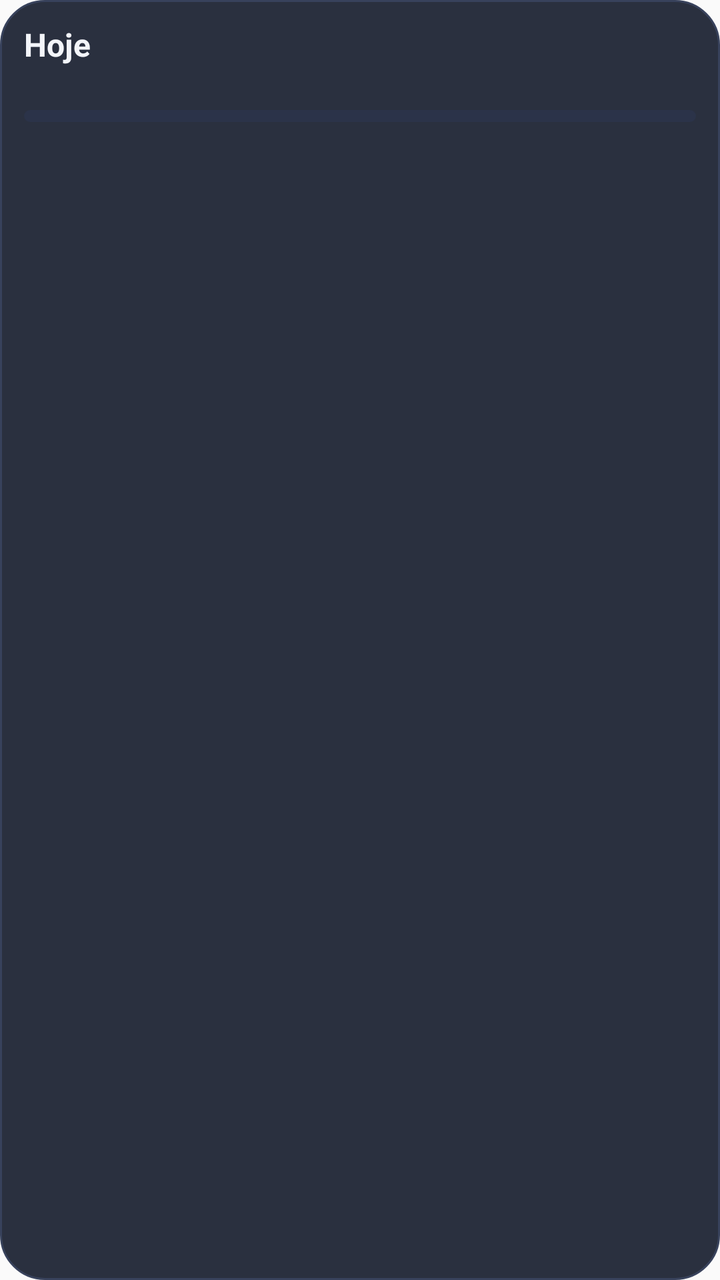
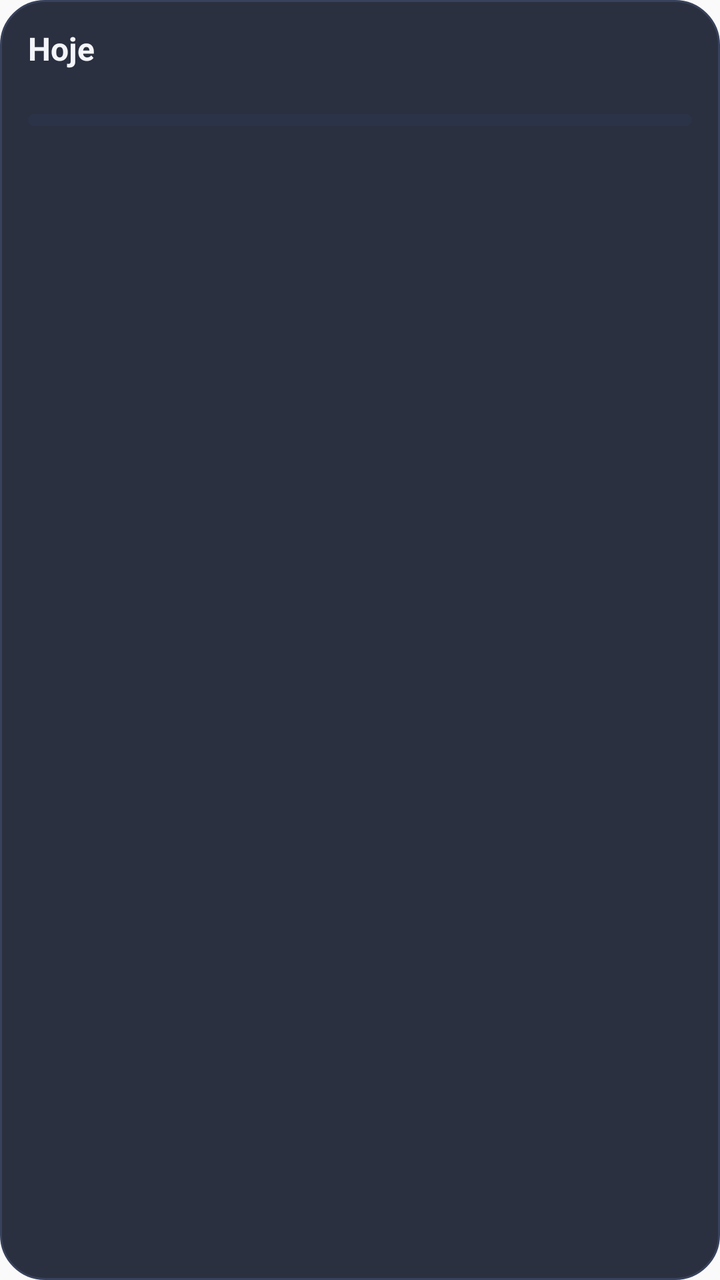

Screens rendered from an Android XML layout before and after an edit, with the pre-edit source and the edit as a unified diff.
<!-- AndroidManifest.xml: application theme AppTheme -->
<!-- res/layout/widget_day.xml -->
<?xml version="1.0" encoding="utf-8"?>
<LinearLayout xmlns:android="http://schemas.android.com/apk/res/android"
    android:layout_width="match_parent"
    android:layout_height="match_parent"
    android:background="@drawable/widget_bg"
    android:orientation="vertical"
    android:paddingStart="12dp"
    android:paddingTop="10dp"
    android:paddingEnd="12dp"
    android:paddingBottom="6dp">

    <LinearLayout
        android:id="@+id/header"
        android:layout_width="match_parent"
        android:layout_height="wrap_content"
        android:gravity="center_vertical"
        android:orientation="horizontal">

        <LinearLayout
            android:layout_width="0dp"
            android:layout_height="wrap_content"
            android:layout_weight="1"
            android:orientation="vertical">

            <TextView
                android:layout_width="wrap_content"
                android:layout_height="wrap_content"
                android:text="Hoje"
                android:textColor="#F3F5FA"
                android:textSize="16sp"
                android:textStyle="bold" />

            <TextView
                android:id="@+id/date"
                android:layout_width="wrap_content"
                android:layout_height="wrap_content"
                android:textColor="#A9B2C8"
                android:textSize="11sp" />
        </LinearLayout>

        <LinearLayout
            android:layout_width="wrap_content"
            android:layout_height="wrap_content"
            android:gravity="end"
            android:orientation="vertical">

            <TextView
                android:id="@+id/pct"
                android:layout_width="wrap_content"
                android:layout_height="wrap_content"
                android:textColor="#F28B82"
                android:textSize="18sp"
                android:textStyle="bold" />

            <TextView
                android:id="@+id/count"
                android:layout_width="wrap_content"
                android:layout_height="wrap_content"
                android:textColor="#A9B2C8"
                android:textSize="11sp" />
        </LinearLayout>
    </LinearLayout>

    <ProgressBar
        android:id="@+id/progress"
        style="?android:attr/progressBarStyleHorizontal"
        android:layout_width="match_parent"
        android:layout_height="6dp"
        android:layout_marginTop="6dp"
        android:layout_marginBottom="4dp"
        android:max="100"
        android:progressDrawable="@drawable/widget_progress" />

    <FrameLayout
        android:layout_width="match_parent"
        android:layout_height="0dp"
        android:layout_weight="1">

        <ListView
            android:id="@+id/list"
            android:layout_width="match_parent"
            android:layout_height="match_parent"
            android:divider="@null"
            android:dividerHeight="0dp" />

        <TextView
            android:id="@+id/empty"
            android:layout_width="match_parent"
            android:layout_height="match_parent"
            android:gravity="center"
            android:textColor="#A9B2C8"
            android:textSize="13sp" />
    </FrameLayout>
</LinearLayout>
<!-- resources referenced by this layout -->
<resources>
  <!-- drawable widget_bg (drawable) -->
  <?xml version="1.0" encoding="utf-8"?>
  <shape xmlns:android="http://schemas.android.com/apk/res/android" android:shape="rectangle">
      <solid android:color="#F01D2433" />
      <corners android:radius="22dp" />
      <stroke android:width="1dp" android:color="#38425C" />
  </shape>
  <!-- drawable widget_progress (drawable) -->
  <?xml version="1.0" encoding="utf-8"?>
  <layer-list xmlns:android="http://schemas.android.com/apk/res/android">
      <item android:id="@android:id/background">
          <shape android:shape="rectangle"><solid android:color="#2B3349" /><corners android:radius="3dp" /></shape>
      </item>
      <item android:id="@android:id/progress">
          <clip>
              <shape android:shape="rectangle"><solid android:color="#F28B82" /><corners android:radius="3dp" /></shape>
          </clip>
      </item>
  </layer-list>
  <style name="AppTheme" parent="Theme.AppCompat.Light.DarkActionBar">
          
          <item name="colorPrimary">@color/colorPrimary</item>
          <item name="colorPrimaryDark">@color/colorPrimaryDark</item>
          <item name="colorAccent">@color/colorAccent</item>
      </style>
</resources>

<!-- the commit's change to res/layout/widget_day.xml (unified diff, before → after) -->
@@ -4,9 +4,9 @@
     android:layout_height="match_parent"
     android:background="@drawable/widget_bg"
     android:orientation="vertical"
-    android:paddingStart="12dp"
-    android:paddingTop="10dp"
-    android:paddingEnd="12dp"
+    android:paddingStart="14dp"
+    android:paddingTop="12dp"
+    android:paddingEnd="14dp"
     android:paddingBottom="6dp">
 
     <LinearLayout
